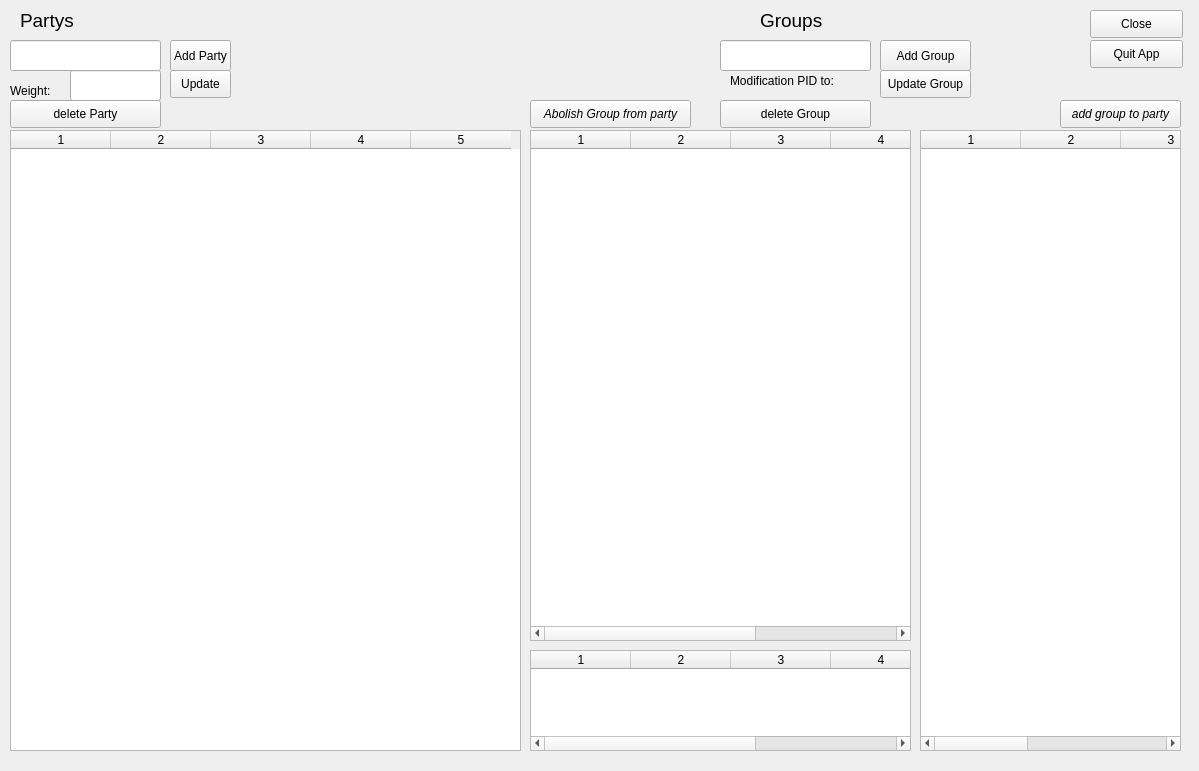
Qt form ui/EditPartyUI.ui (sourcery-ai-experiments/jaar) before a commit.
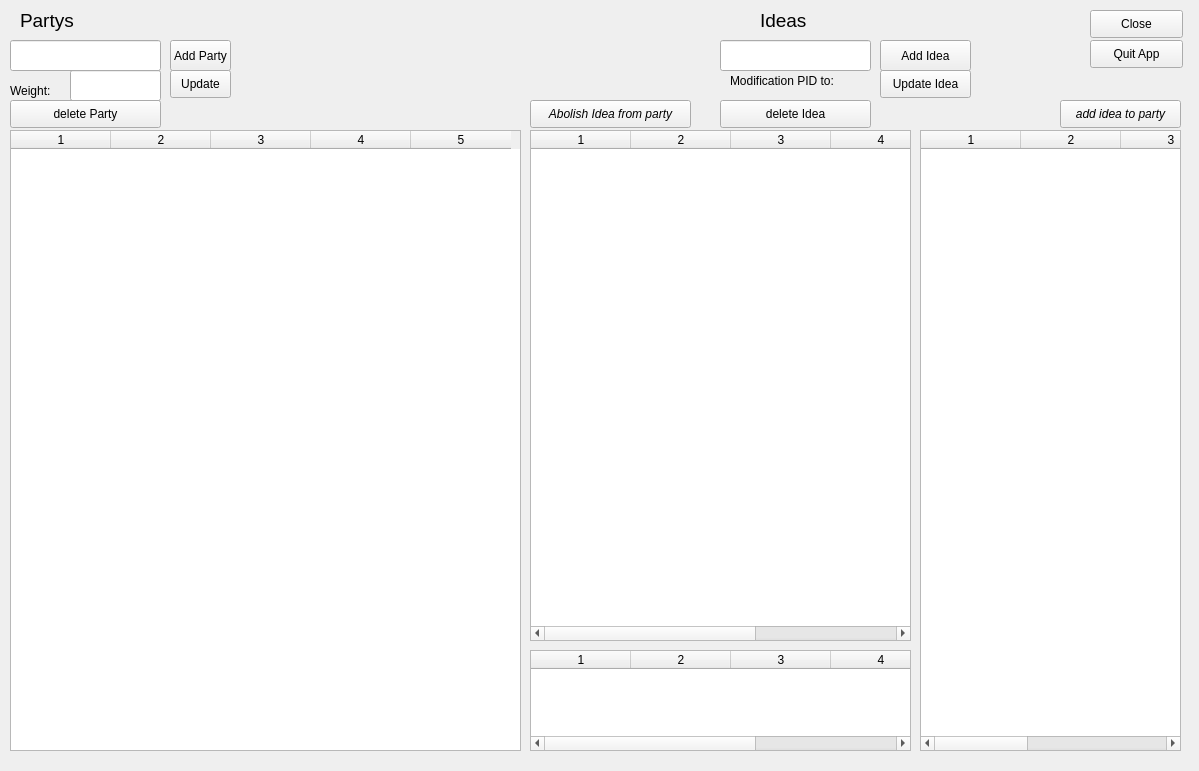
The same form after that commit.

Commit message: closes #201 replace "idea" with "oath", "group" to "idea"

Diff of the .ui file:
```diff
--- a/ui/EditPartyUI.ui
+++ b/ui/EditPartyUI.ui
@@ -245,7 +245,7 @@
     </font>
    </property>
    <property name="text">
-    <string>Groups</string>
+    <string>Ideas</string>
    </property>
    <property name="wordWrap">
     <bool>true</bool>
@@ -261,7 +261,7 @@
     </rect>
    </property>
    <property name="text">
-    <string>Update Group</string>
+    <string>Update Idea</string>
    </property>
   </widget>
   <widget class="QPushButton" name="group_delete_button">
@@ -274,7 +274,7 @@
     </rect>
    </property>
    <property name="text">
-    <string>delete Group</string>
+    <string>delete Idea</string>
    </property>
   </widget>
   <widget class="QLabel" name="label_6">
@@ -303,7 +303,7 @@
     </rect>
    </property>
    <property name="text">
-    <string>Add Group</string>
+    <string>Add Idea</string>
    </property>
   </widget>
   <widget class="QLineEdit" name="group_name">
@@ -333,7 +333,7 @@
     </font>
    </property>
    <property name="text">
-    <string>add group to party</string>
+    <string>add idea to party</string>
    </property>
   </widget>
   <widget class="QPushButton" name="party_group_del_button">
@@ -353,7 +353,7 @@
     </font>
    </property>
    <property name="text">
-    <string>Abolish Group from party</string>
+    <string>Abolish Idea from party</string>
    </property>
   </widget>
   <widget class="QTableWidget" name="groups_stan_table">
```
Left out of the diff: 18 changed lines with no effect on the pictures. The commit also changes 146 other files.
